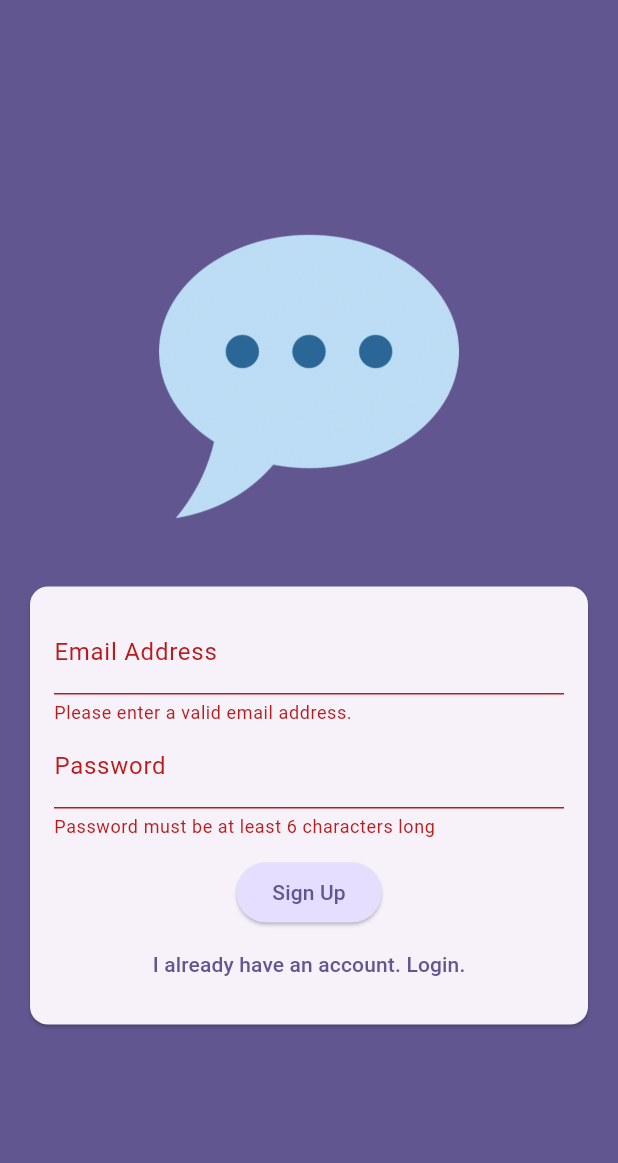
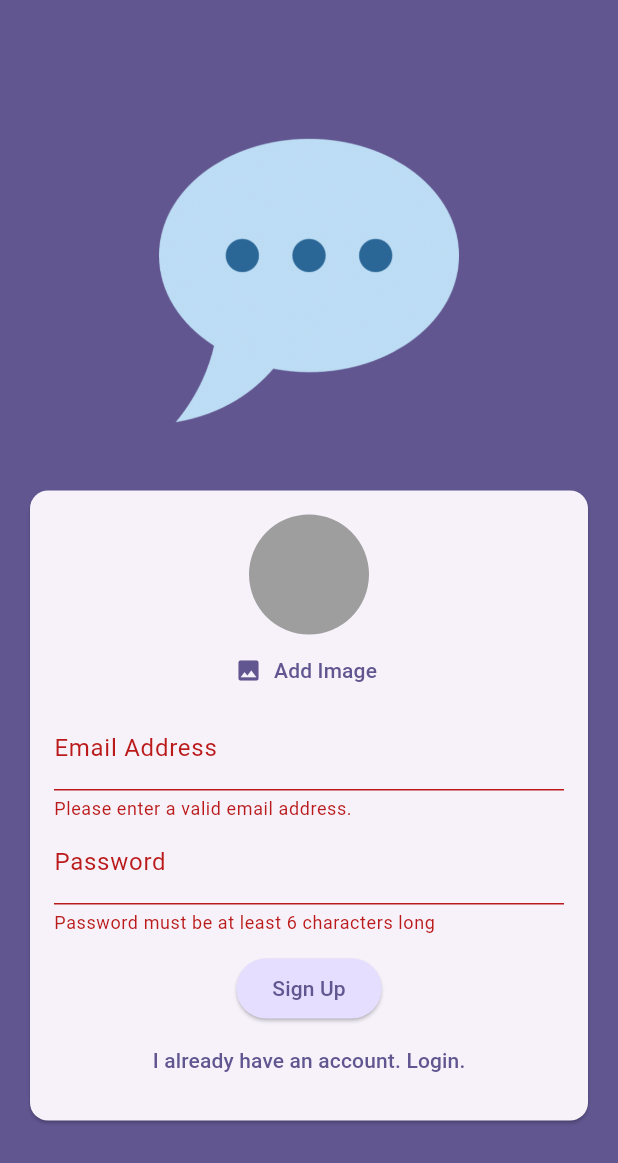
Before and after one commit to Ptriantafyll/chat_app, a Flutter app: the screen it shows after launch, after a tap on "Login", after a tap on "Create an account", on a phone screen of 412 x 824 dp. Shown: the top 1163 px of the screen. Run offline on Flutter 3.47's test engine with Material 3 defaults, Android fonts, the phone set to English and light mode, and no system bars; our stand-ins replace firebase_auth, firebase_core, image_picker; accounts and stored records are empty; generated files the repository leaves out were written again.

Commit message:
Installed firebase cli and packages
Added chat screen

added splash screen

Added image picker

removed firebase options

updated image picker

Removed google services json

```diff
--- a/lib/main.dart
+++ b/lib/main.dart
@@ -1,7 +1,17 @@
 import 'package:chat_app/screens/auth.dart';
+import 'package:chat_app/screens/chat.dart';
+import 'package:chat_app/screens/splash.dart';
+import 'package:firebase_auth/firebase_auth.dart';
 import 'package:flutter/material.dart';
 
-void main() {
+import 'package:firebase_core/firebase_core.dart';
+import 'firebase_options.dart';
+
+void main() async {
+  WidgetsFlutterBinding.ensureInitialized();
+  await Firebase.initializeApp(
+    options: DefaultFirebaseOptions.currentPlatform,
+  );
   runApp(const App());
 }
 
@@ -16,7 +26,20 @@ class App extends StatelessWidget {
         colorScheme: ColorScheme.fromSeed(
             seedColor: const Color.fromARGB(255, 63, 17, 177)),
       ),
-      home: AuthScreen(),
+      home: StreamBuilder(
+        stream: FirebaseAuth.instance.authStateChanges(),
+        builder: (ctx, snapshot) {
+          if (snapshot.connectionState == ConnectionState.waiting) {
+            return const SplashScreen();
+          }
+
+          if (snapshot.hasData) {
+            return ChatScreen();
+          }
+
+          return const AuthScreen();
+        },
+      ),
     );
   }
 }
--- a/lib/screens/auth.dart
+++ b/lib/screens/auth.dart
@@ -1,4 +1,10 @@
+import 'dart:io';
+
+import 'package:chat_app/widgets/user_image_picker.dart';
 import 'package:flutter/material.dart';
+import 'package:firebase_auth/firebase_auth.dart';
+
+final _firebase = FirebaseAuth.instance;
 
 class AuthScreen extends StatefulWidget {
   const AuthScreen({super.key});
@@ -15,14 +21,49 @@ class _AuthScreenState extends State<AuthScreen> {
   bool _isLogin = true;
   String _enteredEmail = '';
   String _enteredPassword = '';
+  File? _selectedImage = null;
 
-  void _submit() {
+  void _submit() async {
     final isValid = _formKey.currentState!.validate();
 
-    if (isValid) {
-      _formKey.currentState!.save();
-      print(_enteredEmail);
-      print(_enteredPassword);
+    if (!isValid) return;
+
+    // skip image validation for linux testing
+    // if (!_isLogin && _selectedImage == null) return;
+
+    _formKey.currentState!.save();
+
+    if (_isLogin) {
+      try {
+        await _firebase.signInWithEmailAndPassword(
+          email: _enteredEmail,
+          password: _enteredPassword,
+        );
+      } on FirebaseAuthException catch (error) {
+        ScaffoldMessenger.of(context).clearSnackBars();
+        ScaffoldMessenger.of(context).showSnackBar(
+          SnackBar(
+            content: Text(error.message!),
+          ),
+        );
+      }
+    } else {
+      try {
+        await _firebase.createUserWithEmailAndPassword(
+          email: _enteredEmail,
+          password: _enteredPassword,
+        );
+      } on FirebaseAuthException catch (error) {
+        // if (error.code == 'email-already-in-use') {
+        //   // handle error
+        // }
+        ScaffoldMessenger.of(context).clearSnackBars();
+        ScaffoldMessenger.of(context).showSnackBar(
+          SnackBar(
+            content: Text(error.message!),
+          ),
+        );
+      }
     }
   }
 
@@ -55,6 +96,12 @@ class _AuthScreenState extends State<AuthScreen> {
                       child: Column(
                         mainAxisSize: MainAxisSize.min,
                         children: [
+                          if (!_isLogin)
+                            UserImagePicker(
+                              onPickImage: (pickedImage) {
+                                _selectedImage = pickedImage;
+                              },
+                            ),
                           TextFormField(
                             decoration: const InputDecoration(
                                 labelText: 'Email Address'),
--- /dev/null
+++ b/lib/screens/splash.dart
@@ -0,0 +1,17 @@
+import 'package:flutter/material.dart';
+
+class SplashScreen extends StatelessWidget {
+  const SplashScreen({super.key});
+
+  @override
+  Widget build(BuildContext context) {
+    return Scaffold(
+      appBar: AppBar(
+        title: const Text('FlutterChat'),
+      ),
+      body: Center(
+        child: Text('Loading...'),
+      ),
+    );
+  }
+}
--- /dev/null
+++ b/lib/widgets/user_image_picker.dart
@@ -0,0 +1,55 @@
+import 'dart:io';
+
+import 'package:flutter/material.dart';
+import 'package:image_picker/image_picker.dart';
+
+class UserImagePicker extends StatefulWidget {
+  const UserImagePicker({super.key, required this.onPickImage});
+
+  final void Function(File pickedImage) onPickImage;
+
+  @override
+  State<UserImagePicker> createState() => _UserImagePickerState();
+}
+
+class _UserImagePickerState extends State<UserImagePicker> {
+  File? _pickedImageFile;
+
+  void _pickImage() async {
+    final pickedImage = await ImagePicker().pickImage(
+      source: ImageSource.camera,
+      imageQuality: 50,
+      maxWidth: 150,
+    );
+
+    if (pickedImage == null) return;
+
+    setState(() {
+      _pickedImageFile = File(pickedImage.path);
+    });
+
+    widget.onPickImage(_pickedImageFile!);
+  }
+
+  @override
+  Widget build(BuildContext context) {
+    return Column(
+      children: [
+        CircleAvatar(
+          radius: 40,
+          backgroundColor: Colors.grey,
+          foregroundImage:
+              _pickedImageFile != null ? FileImage(_pickedImageFile!) : null,
+        ),
+        TextButton.icon(
+          onPressed: _pickImage,
+          label: Text(
+            'Add Image',
+            style: TextStyle(color: Theme.of(context).colorScheme.primary),
+          ),
+          icon: const Icon(Icons.image),
+        )
+      ],
+    );
+  }
+}
--- a/pubspec.yaml
+++ b/pubspec.yaml
@@ -34,6 +34,10 @@ dependencies:
   # The following adds the Cupertino Icons font to your application.
   # Use with the CupertinoIcons class for iOS style icons.
   cupertino_icons: ^1.0.8
+  firebase_core: ^3.12.1
+  firebase_auth: ^5.5.1
+  firebase_storage: ^12.4.4
+  image_picker: ^1.1.2
 
 dev_dependencies:
   flutter_test:
```
Also changed, not shown: lib/screens/chat.dart (added, +29 -0 lines), firebase.json (added), pubspec.lock, 9 other files.
